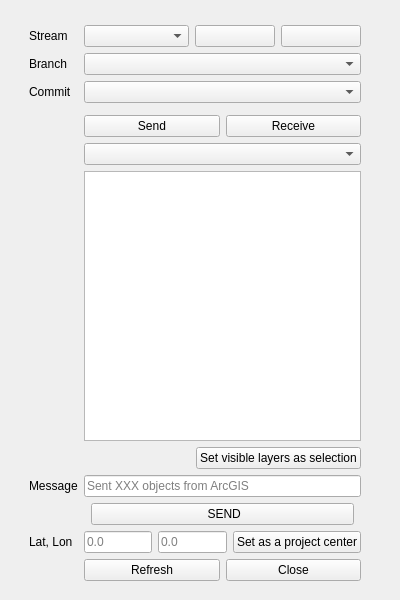
Above: qt_ui/ui/mainWindow_main.ui from specklesystems/specklepy_qt_ui before the change. Below: the same form after it.
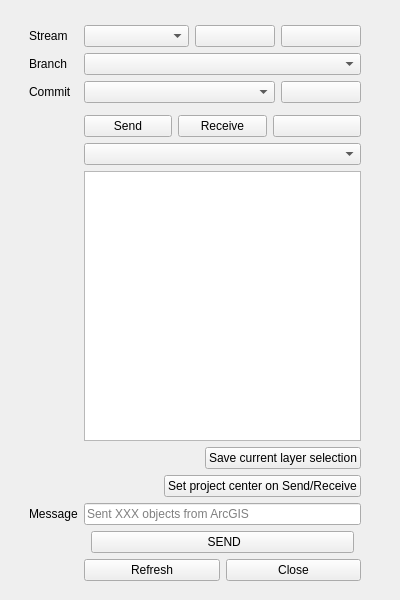
That is the form after the change.

Commit message: update main_window

What changed in the file:
```diff
--- a/qt_ui/ui/mainWindow_main.ui
+++ b/qt_ui/ui/mainWindow_main.ui
@@ -98,9 +98,21 @@
          </widget>
         </item>
         <item row="3" column="1">
-         <widget class="QComboBox" name="commitDropdown"/>
-        </item>
+          <layout class="QHBoxLayout" name="commitListButtons" stretch="20,1">
+            <item>
+              <widget class="QComboBox" name="commitDropdown"/>
+            </item>
         
+            <item>
+              <widget class="QPushButton" name="commit_web_view">
+                <property name="text">
+                <string> </string>
+                </property>
+              </widget>
+            </item>
+          </layout>
+        </item>
+
         <item row="4" column="1">
           <layout class="QHBoxLayout" name="horizontalLayout">
          </layout>
@@ -126,6 +138,15 @@
             </property>
            </widget>
           </item>
+          
+          <item>
+            <widget class="QPushButton" name="reportBtn">
+              <property name="enabled">
+                <bool>true</bool>
+              </property>
+            </widget>
+          </item>
+
          </layout>
         </item>
 
@@ -178,21 +199,49 @@
                   <bool>true</bool>
                 </property>
                 <property name="text">
-                  <string>Set visible layers as selection</string>
+                  <string>Save current layer selection</string>
                 </property>
               </widget>
             </item>
           </layout>
         </item>
 
-        <item row="9" column="0">
+
+        <item row="10" column="1">
+          <layout class="QHBoxLayout" name="horizontalLayout"  stretch="1,1">
+            <item>
+            <spacer name="horizontalSpacer">
+              <property name="orientation">
+              <enum>Qt::Horizontal</enum>
+              </property>
+              <property name="sizeType">
+              <enum>QSizePolicy::Expanding</enum>
+              </property>
+            </spacer>
+            </item>
+
+            <item>
+              <widget class="QPushButton" name="crsSettings">
+                <property name="enabled">
+                  <bool>true</bool>
+                </property>
+                <property name="text">
+                  <string>Set project center on Send/Receive</string>
+                </property>
+              </widget>
+            </item>
+
+          </layout>
+        </item>
+
+        <item row="11" column="0">
          <widget class="QLabel" name="messageLabel">
           <property name="text">
            <string>Message</string>
           </property>
          </widget>
         </item>
-        <item row="9" column="1">
+        <item row="11" column="1">
          <widget class="QLineEdit" name="messageInput">
           <property name="placeholderText">
            <string>Sent XXX objects from ArcGIS</string>
@@ -202,7 +251,7 @@
 
         
 
-        <item row="10" column="1">
+        <item row="12" column="1">
          <layout class="QHBoxLayout" name="horizontalLayout">
           <item>
           <spacer name="horizontalSpacer">
@@ -236,46 +285,8 @@
 
          </layout>
         </item>
-
-        <item row="11" column="0">
-         <widget class="QLabel" name="surveyPointLabel">
-          <property name="text">
-           <string>Lat, Lon</string>
-          </property>
-         </widget>
-        </item>
-        <item row="11" column="1">
-          <layout class="QHBoxLayout" name="horizontalLayout">
-            <item>
-              <widget class="QLineEdit" name="surveyPointLat">
-                <property name="placeholderText">
-                <string>0.0</string>
-                </property>
-              </widget>
-            </item>
-            <item>
-              <widget class="QLineEdit" name="surveyPointLon">
-                <property name="placeholderText">
-                <string>0.0</string>
-                </property>
-              </widget>
-            </item>
-
-            <item>
-              <widget class="QPushButton" name="saveSurveyPoint">
-                <property name="enabled">
-                  <bool>true</bool>
-                </property>
-                <property name="text">
-                  <string>Set as a project center</string>
-                </property>
-              </widget>
-            </item>
-
-          </layout>
-        </item>
         
-        <item row="12" column="1">
+        <item row="13" column="1">
           <layout class="QHBoxLayout" name="horizontalLayout">
             
             <item>
```
Left out of the diff: 4 changed lines with no effect on the pictures. The commit also changes 2 other files.
